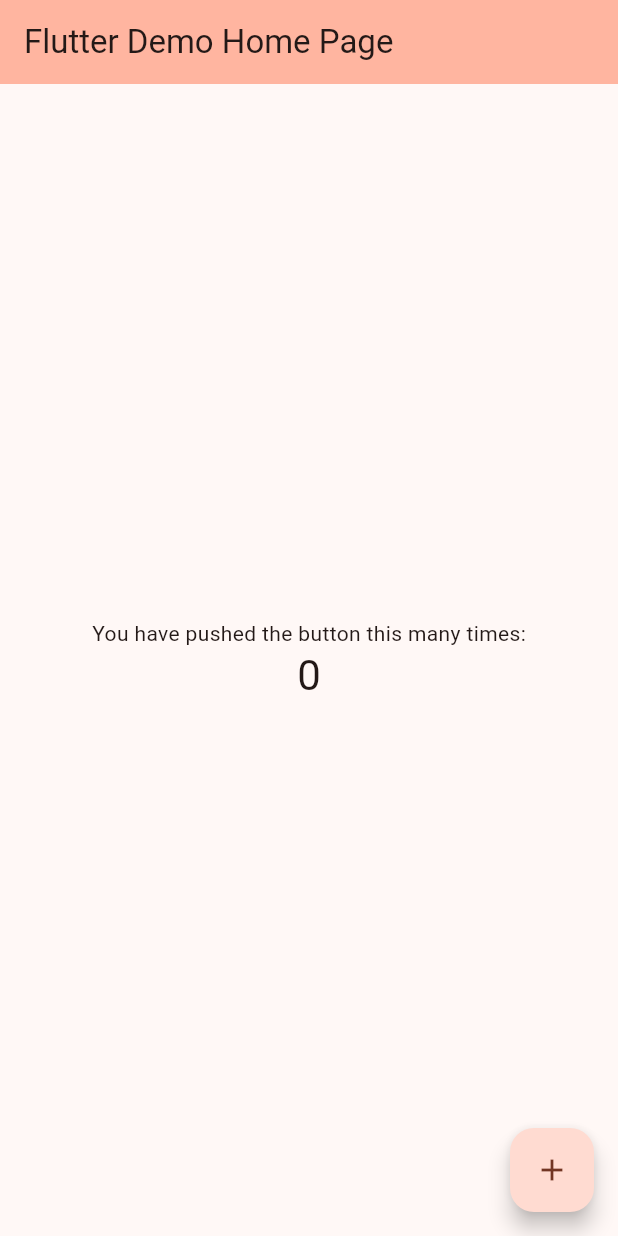
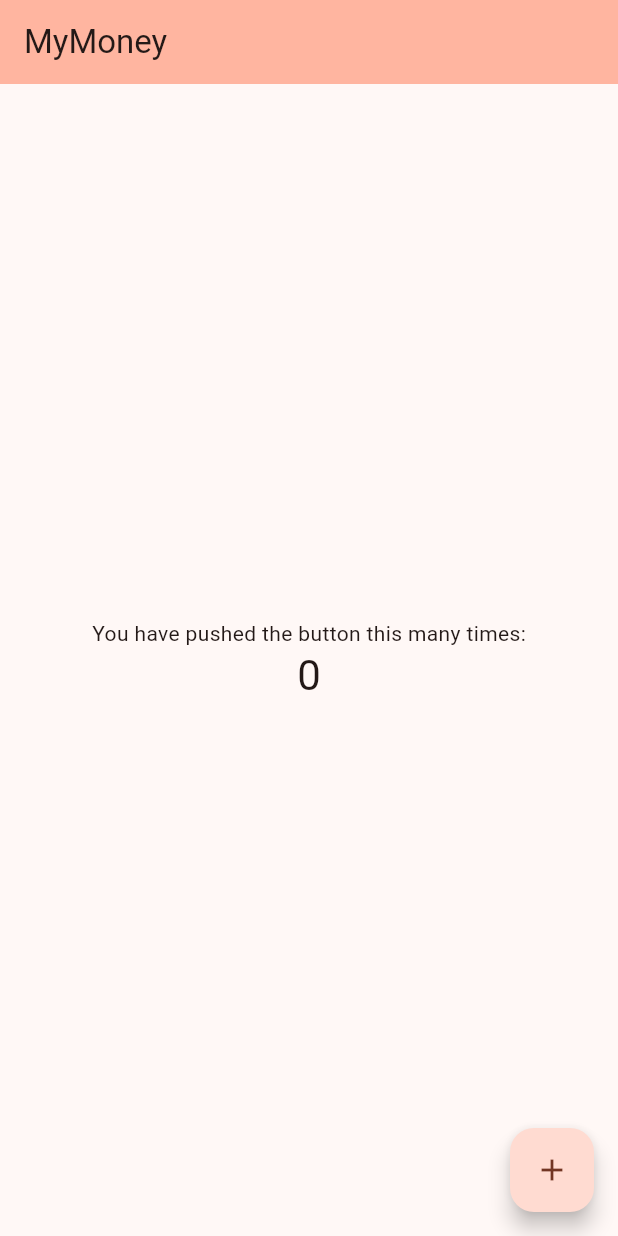
Before and after one commit to RodrigoRodrigues90/MyMoney, a Flutter app: the screen it shows after launch, on a phone screen of 412 x 824 dp. Run offline on Flutter 3.47's test engine with Material 2 defaults, Android fonts, the phone set to English and light mode, and no system bars.

Commit message:
dependencias mobx instaladas

```diff
--- a/lib/main.dart
+++ b/lib/main.dart
@@ -18,7 +18,7 @@ class App extends StatelessWidget {
         colorScheme: ColorScheme.fromSeed(seedColor: Colors.deepOrange),
         useMaterial3: true,
       ),
-      home: const HomePage(title: 'Flutter Demo Home Page'),
+      home: const HomePage(title: 'MyMoney'),
     );
   }
 }
--- a/pubspec.yaml
+++ b/pubspec.yaml
@@ -37,6 +37,9 @@ dependencies:
   cupertino_icons: ^1.0.2
   url_launcher: ^6.1.12
 
+  flutter_mobx: ^2.0.6+5
+  mobx: ^2.2.0
+
 dev_dependencies:
   flutter_test:
     sdk: flutter
@@ -47,7 +50,8 @@ dev_dependencies:
   # package. See that file for information about deactivating specific lint
   # rules and activating additional ones.
   flutter_lints: ^2.0.0
-
+  mobx_codegen: ^2.3.0
+  build_runner: ^2.4.6
 # For information on the generic Dart part of this file, see the
 # following page: https://dart.dev/tools/pub/pubspec
 
```
Also changed, not shown: pubspec.lock.
